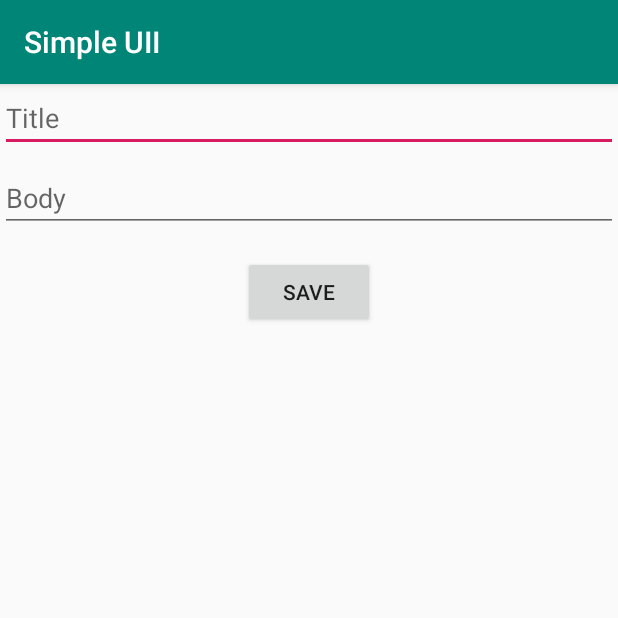
After one commit to trandtrieu/PRM392-Excercises, an Android app: the AddPostActivity screen opened directly, with no data from a screen before it, on a phone screen of 412 x 824 dp, the top half of it. The commit adds this screen. Run offline under Robolectric (Android 15) with nearby library versions, the phone set to English and light mode, and no system bars.

Commit message:
update excercise 16

```diff
--- a/app/build.gradle.kts
+++ b/app/build.gradle.kts
@@ -47,4 +47,10 @@ dependencies {
     val room_version = "2.5.0"
     implementation("androidx.room:room-runtime:$room_version")
     annotationProcessor("androidx.room:room-compiler:$room_version")
+
+    implementation("com.squareup.retrofit2:retrofit:2.9.0")
+    implementation("com.squareup.retrofit2:converter-gson:2.3.0")
+    implementation("androidx.recyclerview:recyclerview:1.2.1")
+    implementation("androidx.cardview:cardview:1.0.0")
+    implementation("com.google.android.material:material:1.4.0")
 }
--- /dev/null
+++ b/app/src/main/java/com/example/simpleui/AddPostActivity.java
@@ -0,0 +1,73 @@
+package com.example.simpleui;
+
+import android.os.Bundle;
+import android.view.View;
+import android.widget.Button;
+import android.widget.EditText;
+import android.widget.Toast;
+
+import androidx.activity.EdgeToEdge;
+import androidx.appcompat.app.AppCompatActivity;
+import androidx.core.graphics.Insets;
+import androidx.core.view.ViewCompat;
+import androidx.core.view.WindowInsetsCompat;
+
+import retrofit2.Call;
+import retrofit2.Callback;
+import retrofit2.Response;
+
+public class AddPostActivity extends AppCompatActivity {
+    private EditText etTitle, etBody;
+    private Button btnSave;
+    private ApiService apiService;
+
+    @Override
+    protected void onCreate(Bundle savedInstanceState) {
+        super.onCreate(savedInstanceState);
+        EdgeToEdge.enable(this);
+        setContentView(R.layout.activity_add_post);
+        ViewCompat.setOnApplyWindowInsetsListener(findViewById(R.id.main
+        ), (v, insets) -> {
+            Insets systemBars =
+                    insets.getInsets(WindowInsetsCompat.Type.systemBars());
+            v.setPadding(systemBars.left, systemBars.top,
+                    systemBars.right, systemBars.bottom);
+            return insets;
+        });
+        etTitle = findViewById(R.id.etTitle);
+        etBody = findViewById(R.id.etBody);
+        btnSave = findViewById(R.id.btnSave);
+        apiService = ApiClient.getApiService();
+        btnSave.setOnClickListener(new View.OnClickListener() {
+            @Override
+            public void onClick(View v) {
+                String title = etTitle.getText().toString();
+                String body = etBody.getText().toString();
+                if (title.isEmpty() || body.isEmpty()) {
+                    Toast.makeText(AddPostActivity.this, "Please fill in all fields", Toast.LENGTH_SHORT).show();
+                    return;
+                }
+                createPost(new Post(0, title, body));
+            }
+        });
+    }
+
+    private void createPost(Post post) {
+        apiService.createPost(post).enqueue(new Callback<Post>() {
+            @Override
+            public void onResponse(Call<Post> call,
+                                   Response<Post> response) {
+                if (response.isSuccessful() && response.body()
+                        != null) {
+                    Toast.makeText(AddPostActivity.this, "Post created successfully", Toast.LENGTH_SHORT).show();
+                    finish();
+                }
+            }
+
+            @Override
+            public void onFailure(Call<Post> call, Throwable t) {
+                Toast.makeText(AddPostActivity.this, "Failed to create post", Toast.LENGTH_SHORT).show();
+            }
+        });
+    }
+}
--- /dev/null
+++ b/app/src/main/java/com/example/simpleui/ApiClient.java
@@ -0,0 +1,24 @@
+package com.example.simpleui;
+
+import retrofit2.Retrofit;
+import retrofit2.converter.gson.GsonConverterFactory;
+
+public class ApiClient {
+    private static final String BASE_URL =
+            "https://jsonplaceholder.typicode.com/";
+    private static Retrofit retrofit;
+
+    public static Retrofit getRetrofitInstance() {
+        if (retrofit == null) {
+            retrofit = new Retrofit.Builder()
+                    .baseUrl(BASE_URL)
+                    .addConverterFactory(GsonConverterFactory.create())
+                    .build();
+        }
+        return retrofit;
+    }
+
+    public static ApiService getApiService() {
+        return getRetrofitInstance().create(ApiService.class);
+    }
+}
--- /dev/null
+++ b/app/src/main/java/com/example/simpleui/ApiService.java
@@ -0,0 +1,25 @@
+package com.example.simpleui;
+
+import java.util.List;
+
+import retrofit2.Call;
+import retrofit2.http.Body;
+import retrofit2.http.DELETE;
+import retrofit2.http.GET;
+import retrofit2.http.POST;
+import retrofit2.http.PUT;
+import retrofit2.http.Path;
+
+public interface ApiService {
+    @GET("posts")
+    Call<List<Post>> getPosts();
+
+    @POST("posts")
+    Call<Post> createPost(@Body Post post);
+
+    @PUT("posts/{id}")
+    Call<Post> updatePost(@Path("id") int id, @Body Post post);
+
+    @DELETE("posts/{id}")
+    Call<Void> deletePost(@Path("id") int id);
+}
--- /dev/null
+++ b/app/src/main/res/layout/activity_add_post.xml
@@ -0,0 +1,31 @@
+<?xml version="1.0" encoding="utf-8"?>
+<LinearLayout xmlns:android="http://schemas.android.com/apk/res/android"
+    xmlns:tools="http://schemas.android.com/tools"
+    android:id="@+id/main"
+    android:layout_width="match_parent"
+    android:layout_height="match_parent"
+    android:orientation="vertical"
+    tools:context=".AddPostActivity">
+
+    <EditText
+        android:id="@+id/etTitle"
+        android:layout_width="match_parent"
+        android:layout_height="wrap_content"
+        android:hint="Title" />
+
+
+    <EditText
+        android:id="@+id/etBody"
+        android:layout_width="match_parent"
+        android:layout_height="wrap_content"
+        android:layout_marginTop="8dp"
+        android:hint="Body" />
+
+    <Button
+        android:id="@+id/btnSave"
+        android:layout_width="wrap_content"
+        android:layout_height="wrap_content"
+        android:layout_gravity="center_horizontal"
+        android:layout_marginTop="16dp"
+        android:text="Save" />
+</LinearLayout>
--- a/app/src/main/res/values/strings.xml
+++ b/app/src/main/res/values/strings.xml
@@ -1,5 +1,5 @@
 <resources>
-    <string name="app_name">Simple UI</string>
+    <string name="app_name">Simple UII</string>
     <string name="sign_in">Instagram</string>
     <string name="username">Username</string>
     <string name="log_in">LOG IN</string>
```
Also changed, not shown: app/src/main/AndroidManifest.xml (+12 -0 lines), app/src/main/java/com/example/simpleui/MainActivity.java (+56 -62 lines), app/src/main/java/com/example/simpleui/Post.java (added, +38 -0 lines), app/src/main/java/com/example/simpleui/PostAdapter.java (added, +66 -0 lines), app/src/main/res/layout/activity_main.xml (+14 -32 lines), app/src/main/res/layout/post_item.xml (added, +29 -0 lines).
